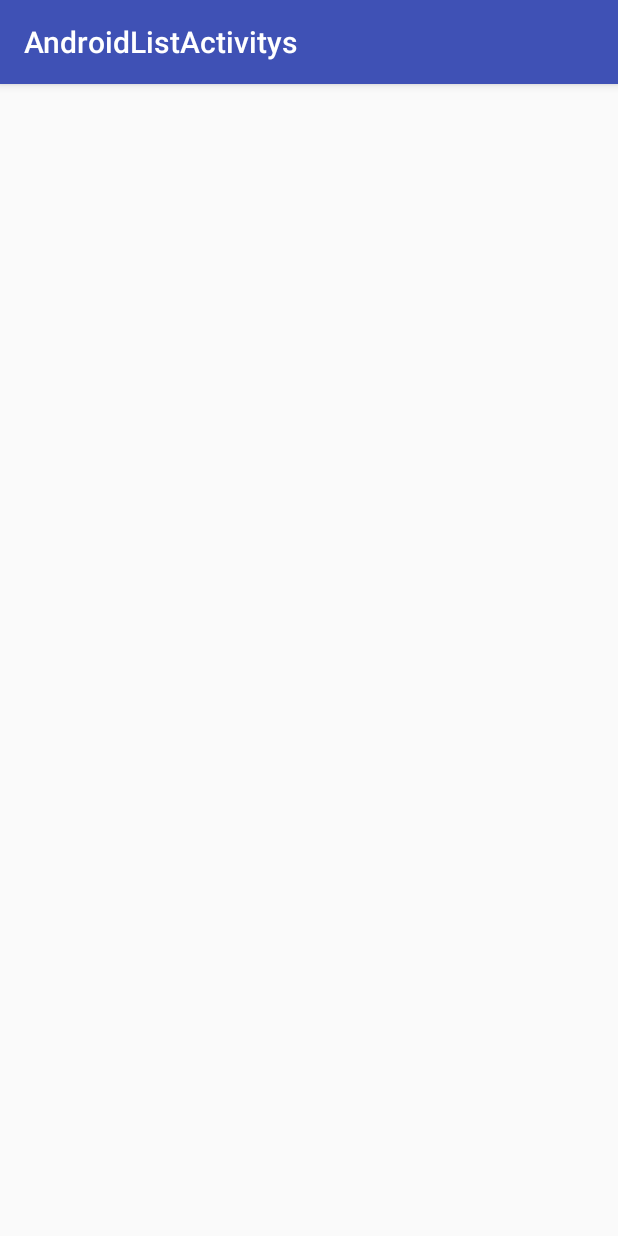
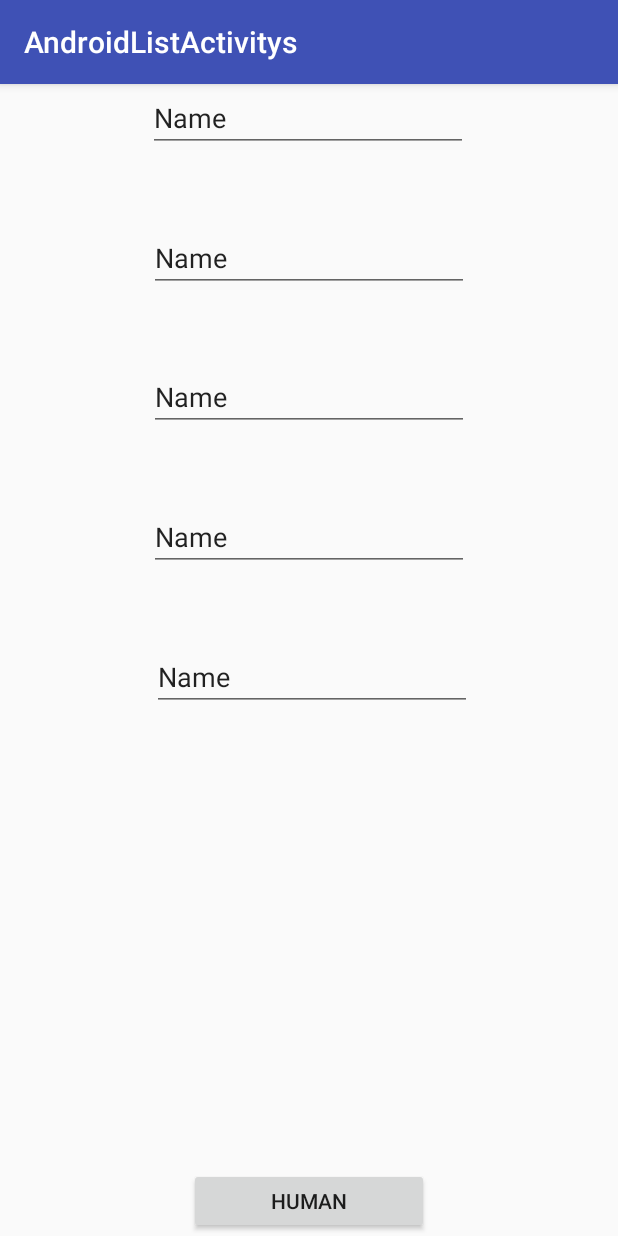
Before and after one commit to SashaBerduchev/AndroidListActivitys, an Android app: the ResycleListActivity screen opened directly, with no data from a screen before it, on a phone screen of 412 x 824 dp. Run offline under Robolectric (Android 15) with nearby library versions, the phone set to English and light mode, and no system bars; our stand-ins replace CircleImageView.

Commit message:
AndroidListActivitys 1.6.4

```diff
--- a/app/build.gradle
+++ b/app/build.gradle
@@ -41,5 +41,6 @@ dependencies {
     implementation 'de.hdodenhof:circleimageview:2.2.0'
 
     compileOnly 'com.android.support:support-annotations:27.1.0'
+    implementation 'com.android.support:recyclerview-v7:27.1.1'
 
 }
--- a/app/src/main/java/com/example/student/androidlistactivitys/ResycleListActivity.java
+++ b/app/src/main/java/com/example/student/androidlistactivitys/ResycleListActivity.java
@@ -2,12 +2,29 @@ package com.example.student.androidlistactivitys;
 
 import android.support.v7.app.AppCompatActivity;
 import android.os.Bundle;
+import android.support.v7.widget.RecyclerView;
+import android.widget.Button;
+import android.widget.TextView;
 
 public class ResycleListActivity extends AppCompatActivity {
 
+    private RecyclerView recyclerView;
+    private TextView textname, textsername, textage, textheight, textweight;
+    private Button btnhuman;
     @Override
     protected void onCreate(Bundle savedInstanceState) {
         super.onCreate(savedInstanceState);
         setContentView(R.layout.activity_resycle_list);
+
+        recyclerView = findViewById(R.id.recyclerView);
+        textname = findViewById(R.id.TextName);
+        textsername = findViewById(R.id.TextSername);
+        textage = findViewById(R.id.TextAge);
+        textheight = findViewById(R.id.TextHeight);
+        textweight = findViewById(R.id.TextWeight);
+        btnhuman = findViewById(R.id.btnHuman);
+
+
+
     }
 }
--- a/app/src/main/res/layout/activity_resycle_list.xml
+++ b/app/src/main/res/layout/activity_resycle_list.xml
@@ -6,4 +6,89 @@
     android:layout_height="match_parent"
     tools:context=".ResycleListActivity">
 
+    <android.support.v7.widget.RecyclerView
+        android:id="@+id/recyclerView"
+        android:layout_width="368dp"
+        android:layout_height="209dp"
+        app:layout_constraintBottom_toTopOf="@+id/btnHuman"
+        app:layout_constraintEnd_toEndOf="parent"
+        app:layout_constraintStart_toStartOf="parent"
+        app:layout_constraintTop_toBottomOf="@+id/TextWeight" />
+
+    <EditText
+        android:id="@+id/TextName"
+        android:layout_width="wrap_content"
+        android:layout_height="wrap_content"
+        android:layout_marginEnd="1dp"
+        android:layout_marginRight="1dp"
+        android:ems="10"
+        android:inputType="textPersonName"
+        android:text="Name"
+        app:layout_constraintBottom_toTopOf="@+id/TextSername"
+        app:layout_constraintEnd_toEndOf="parent"
+        app:layout_constraintStart_toStartOf="parent"
+        app:layout_constraintTop_toTopOf="parent"
+        app:layout_constraintVertical_chainStyle="spread_inside" />
+
+    <EditText
+        android:id="@+id/TextSername"
+        android:layout_width="wrap_content"
+        android:layout_height="wrap_content"
+        android:ems="10"
+        android:inputType="textPersonName"
+        android:text="Name"
+        app:layout_constraintBottom_toTopOf="@+id/TextAge"
+        app:layout_constraintEnd_toEndOf="parent"
+        app:layout_constraintStart_toStartOf="parent"
+        app:layout_constraintTop_toBottomOf="@+id/TextName" />
+
+    <EditText
+        android:id="@+id/TextAge"
+        android:layout_width="wrap_content"
+        android:layout_height="wrap_content"
+        android:ems="10"
+        android:inputType="textPersonName"
+        android:text="Name"
+        app:layout_constraintBottom_toTopOf="@+id/TextHeight"
+        app:layout_constraintEnd_toEndOf="parent"
+        app:layout_constraintStart_toStartOf="parent"
+        app:layout_constraintTop_toBottomOf="@+id/TextSername" />
+
+    <EditText
+        android:id="@+id/TextHeight"
+        android:layout_width="wrap_content"
+        android:layout_height="wrap_content"
+        android:ems="10"
+        android:inputType="textPersonName"
+        android:text="Name"
+        app:layout_constraintBottom_toTopOf="@+id/TextWeight"
+        app:layout_constraintEnd_toEndOf="parent"
+        app:layout_constraintStart_toStartOf="parent"
+        app:layout_constraintTop_toBottomOf="@+id/TextAge" />
+
+    <EditText
+        android:id="@+id/TextWeight"
+        android:layout_width="wrap_content"
+        android:layout_height="wrap_content"
+        android:layout_marginStart="4dp"
+        android:layout_marginLeft="4dp"
+        android:ems="10"
+        android:inputType="textPersonName"
+        android:text="Name"
+        app:layout_constraintBottom_toTopOf="@+id/recyclerView"
+        app:layout_constraintEnd_toEndOf="parent"
+        app:layout_constraintStart_toStartOf="parent"
+        app:layout_constraintTop_toBottomOf="@+id/TextHeight" />
+
+    <Button
+        android:id="@+id/btnHuman"
+        android:layout_width="160dp"
+        android:layout_height="44dp"
+        android:layout_marginBottom="1dp"
+        android:text="Human"
+        app:layout_constraintBottom_toBottomOf="parent"
+        app:layout_constraintEnd_toEndOf="parent"
+        app:layout_constraintStart_toStartOf="parent"
+        app:layout_constraintTop_toBottomOf="@+id/recyclerView" />
+
 </android.support.constraint.ConstraintLayout>
```
